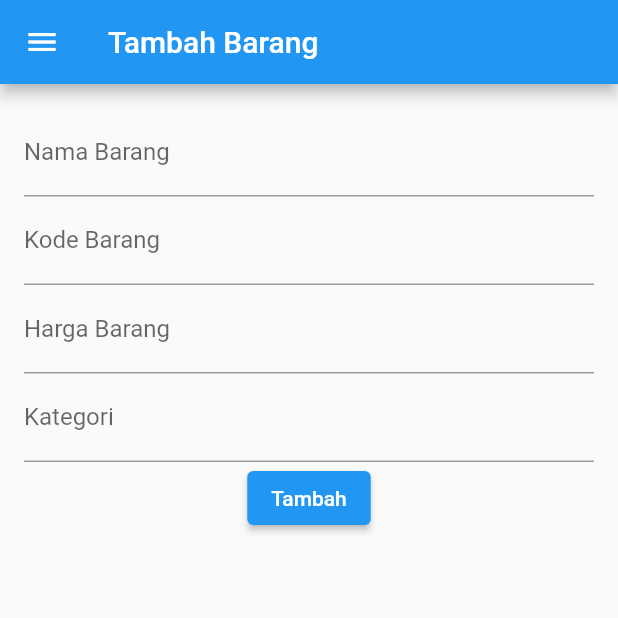
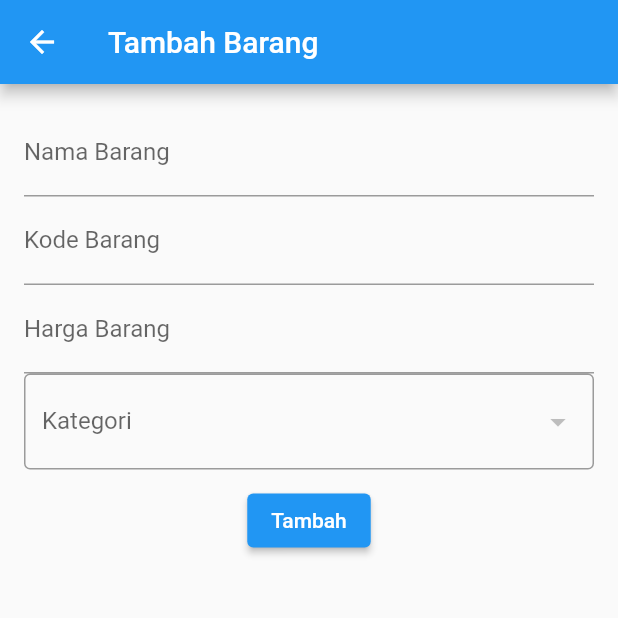
Before and after one commit to invoiceKu/invoiceApp, a Flutter app: the ManajemenPage screen opened by its route, after a tap on "Data Barang", on a phone screen of 412 x 824 dp, the top half of it. Run offline on Flutter 3.47's test engine with Material 2 defaults, Android fonts, the phone set to English and light mode, and no system bars; our stand-ins replace sqflite; accounts and stored records are empty.

Commit message:
update kolom barang

```diff
--- a/lib/models/barang.dart
+++ b/lib/models/barang.dart
@@ -1,29 +1,43 @@
-class Barang{
+class Barang {
   int? id;
   String nama_barang;
   String kode_barang;
   double harga_jual;
-  String kategori;
+  String? kategori;
+  String tipe_barang;
+  String tipe_stok;
 
-  Barang({this.id, required this.nama_barang, required this.kode_barang, required this.harga_jual, required this.kategori});
+  Barang({
+    this.id,
+    required this.nama_barang,
+    required String kode_barang, // ambil sebagai argumen
+    required this.harga_jual,
+    this.kategori,
+    required this.tipe_barang,
+    required this.tipe_stok,
+  }) : kode_barang = kode_barang.toLowerCase(); // simpan dalam lowercase
 
-  Map<String, dynamic> toMap(){
-    return{
+  Map<String, dynamic> toMap() {
+    return {
       'id': id,
       'nama_barang': nama_barang,
-      'kode_barang': kode_barang,
+      'kode_barang': kode_barang, // sudah pasti lowercase
       'harga_jual': harga_jual,
-      'kategori': kategori,
+      'kategori': kategori ?? '',
+      'tipe_barang': tipe_barang,
+      'tipe_stok': tipe_stok,
     };
   }
 
-  factory Barang.fromMap(Map<String, dynamic>map){
+  factory Barang.fromMap(Map<String, dynamic> map) {
     return Barang(
       id: map['id'],
       nama_barang: map['nama_barang'],
       kode_barang: map['kode_barang'],
       harga_jual: map['harga_jual'],
-      kategori: map['kategori'],
+      kategori: map['kategori'] ?? '',
+      tipe_barang: map['tipe_barang'],
+      tipe_stok: map['tipe_stok'],
     );
   }
 }
--- a/lib/view/manajemen/manajemen.dart
+++ b/lib/view/manajemen/manajemen.dart
@@ -41,11 +41,11 @@ class ManajemenPage extends StatelessWidget {
             label: 'Data Kategori',
             onTap: () => Navigator.pushNamed(context, '/kategori'),
           ),
-          _buildMenuTile(
-            icon: Icons.person_outline,
-            label: 'Data Pelanggan',
-            onTap: () => Navigator.pushNamed(context, '/pelanggan'),
-          ),
+          // _buildMenuTile(
+          //   icon: Icons.person_outline,
+          //   label: 'Data Pelanggan',
+          //   onTap: () => Navigator.pushNamed(context, '/pelanggan'),
+          // ),
         ],
       ),
     );
--- a/lib/view/manajemen/tambah_barang.dart
+++ b/lib/view/manajemen/tambah_barang.dart
@@ -1,9 +1,9 @@
 import 'package:flutter/material.dart';
+import 'package:invoice/models/kategori.dart';
 
 import '../../helpers/db_helper.dart';
 import '../../models/barang.dart';
 import '../sidebar/mySideBar.dart';
-
 
 class BarangPage extends StatefulWidget {
   @override
@@ -15,10 +15,14 @@ class _BarangPageState extends State<BarangPage> {
   final _formKey = GlobalKey<FormState>();
 
   List<Barang> barangList = [];
+  List<Kategori> kategoriList = [];
+
   final _namaController = TextEditingController();
   final _kodeController = TextEditingController();
   final _hargaController = TextEditingController();
-  final _kategoriController = TextEditingController();
+  final _tipeBarangController = TextEditingController();
+  final _tipeStokController = TextEditingController();
+  Kategori? _pilihKategori;
 
   int? selectedId;
 
@@ -26,6 +30,14 @@ class _BarangPageState extends State<BarangPage> {
   void initState() {
     super.initState();
     _refreshBarangList();
+    _loadKategoriList();
+  }
+
+  void _loadKategoriList() async {
+    final data = await dbHelper.getKategoriList();
+    setState(() {
+      kategoriList = data;
+    });
   }
 
   void _refreshBarangList() async {
@@ -40,18 +52,35 @@ class _BarangPageState extends State<BarangPage> {
     _namaController.clear();
     _kodeController.clear();
     _hargaController.clear();
-    _kategoriController.clear();
+    _tipeBarangController.clear();
+    _tipeStokController.clear();
+    _pilihKategori = null;
     selectedId = null;
   }
 
   void _saveData() async {
     if (_formKey.currentState!.validate()) {
+      // Cek apakah kode_barang sudah ada di database (selain dari barang yang sedang diedit)
+      bool isExist = await dbHelper.isKodeBarangExist(
+        _kodeController.text.toLowerCase(),
+        excludeId: selectedId,
+      );
+
+      if (isExist) {
+        ScaffoldMessenger.of(context).showSnackBar(
+          SnackBar(content: Text('Kode barang sudah digunakan!')),
+        );
+        return; // Hentikan proses simpan
+      }
+
       final barang = Barang(
         id: selectedId,
         nama_barang: _namaController.text,
         kode_barang: _kodeController.text,
         harga_jual: double.parse(_hargaController.text),
-        kategori: _kategoriController.text,
+        kategori: _pilihKategori?.nama_kategori ?? '',
+        tipe_barang: 'default',
+        tipe_stok: 'unlimited',
       );
 
       if (selectedId == null) {
@@ -72,21 +101,16 @@ class _BarangPageState extends State<BarangPage> {
     _refreshBarangList();
   }
 
-  void _editData(Barang barang) {
-    _namaController.text = barang.nama_barang;
-    _kodeController.text = barang.kode_barang;
-    _hargaController.text = barang.harga_jual.toString();
-    _kategoriController.text = barang.kategori;
-    selectedId = barang.id;
-  }
-
-  Widget buildDrawerItem(IconData icon, String title, VoidCallback onTap) {
-    return ListTile(
-      leading: Icon(icon),
-      title: Text(title),
-      onTap: onTap,
-    );
-  }
+  // void _editData(Barang barang) {
+  //   _namaController.text = barang.nama_barang;
+  //   _kodeController.text = barang.kode_barang;
+  //   _hargaController.text = barang.harga_jual.toString();
+  //   _pilihKategori = kategoriList.firstWhere(
+  //         (kategori) => kategori.nama_kategori == barang.kategori,
+  //     orElse: () => Kategori(id: 0, nama_kategori: 'Tidak diketahui'),
+  //   );
+  //   selectedId = barang.id;
+  // }
 
   @override
   Widget build(BuildContext context) {
@@ -96,9 +120,9 @@ class _BarangPageState extends State<BarangPage> {
         title: Text('Tambah Barang'),
         leading: Builder(
           builder: (context) => IconButton(
-            icon: Icon(Icons.menu),
-            onPressed: () {
-              Scaffold.of(context).openDrawer();
+            icon: Icon(Icons.arrow_back),
+            onPressed: (){
+              Navigator.pushNamed(context, '/manajemen');
             },
           ),
         ),
@@ -126,15 +150,29 @@ class _BarangPageState extends State<BarangPage> {
                   decoration: InputDecoration(labelText: 'Harga Barang'),
                   validator: (value) => value!.isEmpty ? 'Wajib diisi' : null,
                 ),
-                TextFormField(
-                  controller: _kategoriController,
-                  decoration: InputDecoration(labelText: 'Kategori'),
-                  validator: (value) => value!.isEmpty ? 'Wajib diisi' : null,
+                DropdownButtonFormField<Kategori>(
+                  value: _pilihKategori,
+                  decoration: InputDecoration(
+                    labelText: 'Kategori',
+                    border: OutlineInputBorder(),
+                  ),
+                  items: kategoriList.map((Kategori category) {
+                    return DropdownMenuItem<Kategori>(
+                      value: category,
+                      child: Text(category.nama_kategori),
+                    );
+                  }).toList(),
+                  onChanged: (Kategori? newValue) {
+                    setState(() {
+                      _pilihKategori = newValue;
+                    });
+                  },
                 ),
+                SizedBox(height: 10),
                 ElevatedButton(
                   onPressed: _saveData,
                   child: Text(selectedId == null ? 'Tambah' : 'Update'),
-                )
+                ),
               ]),
             ),
             SizedBox(height: 20),
@@ -151,7 +189,7 @@ class _BarangPageState extends State<BarangPage> {
                       children: [
                         IconButton(
                           icon: Icon(Icons.edit),
-                          onPressed: () => _editData(item),
+                          onPressed: () => print("_editData(item)"),
                         ),
                         IconButton(
                           icon: Icon(Icons.delete),
@@ -162,7 +200,7 @@ class _BarangPageState extends State<BarangPage> {
                   );
                 },
               ),
-            )
+            ),
           ],
         ),
       ),
```
Also changed, not shown: lib/helpers/db_helper.dart (+12 -1 lines), 10 other files.
